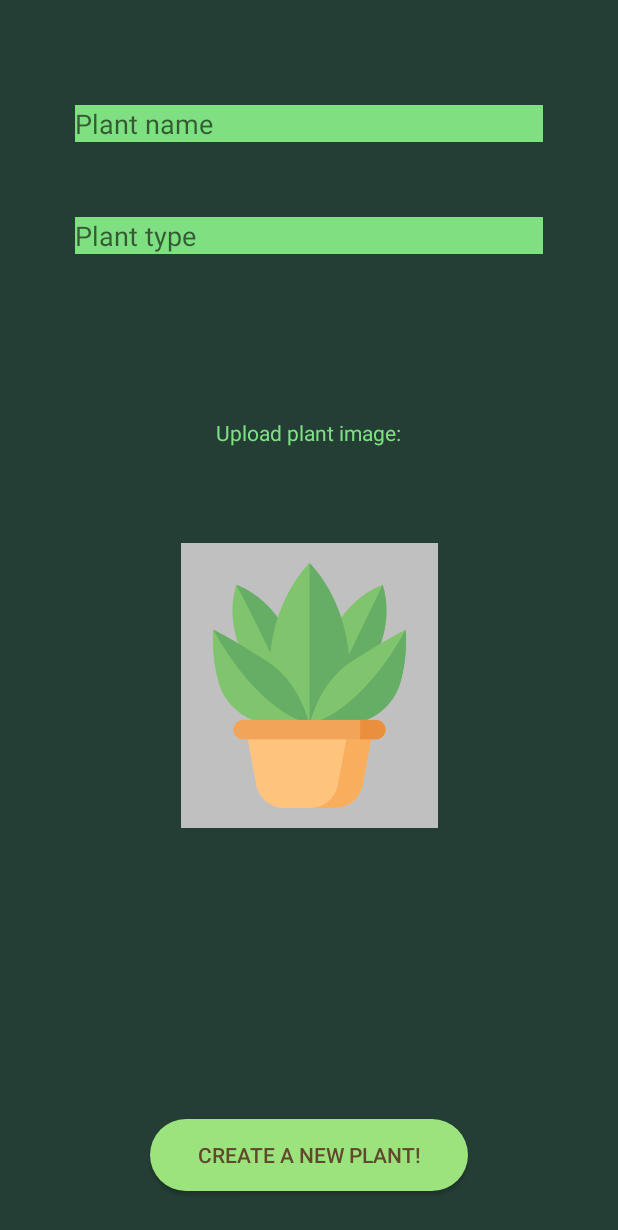
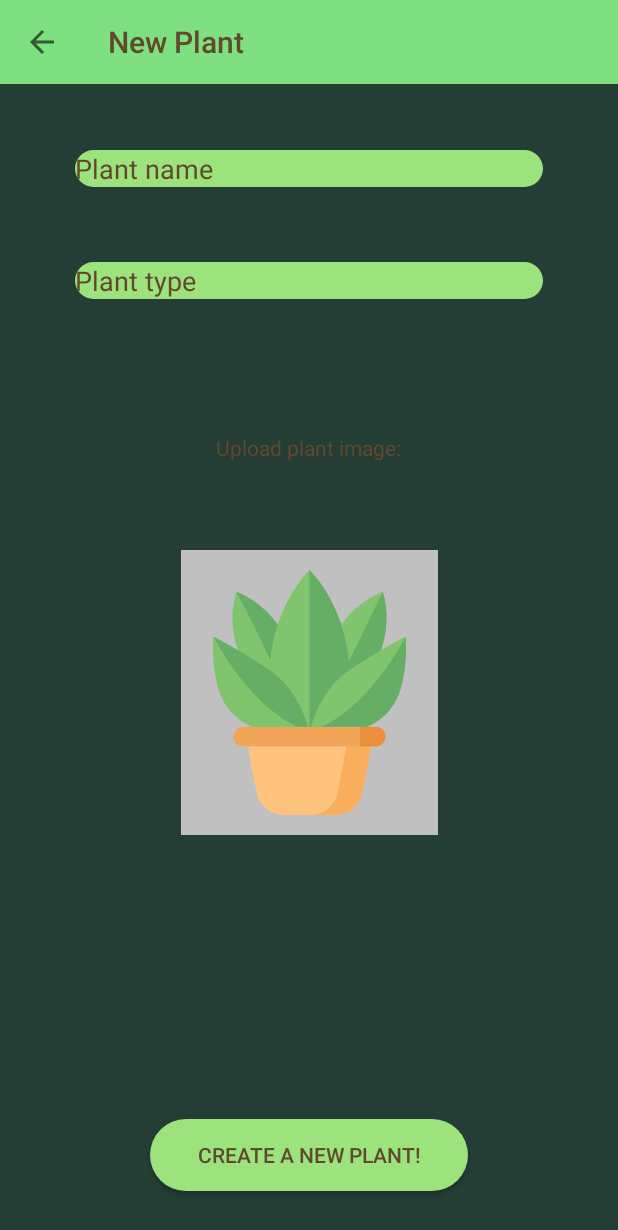
Before and after one commit to zeronid/DigitalGarden, an Android app: the MainActivity screen opened directly, with no data from a screen before it, after a tap on "NEW PLANT", on a phone screen of 412 x 824 dp. Shown: the top 1230 px of the screen. Run offline under Robolectric (Android 15) with nearby library versions, the phone set to English and light mode, and no system bars.

Commit message:
1.Added toolbars 2.changed the background of the edittext in createPlantActivity

```diff
--- a/app/src/main/java/com/example/digitalgarden/activities/CreatePlantActivity.java
+++ b/app/src/main/java/com/example/digitalgarden/activities/CreatePlantActivity.java
@@ -1,7 +1,9 @@
 package com.example.digitalgarden.activities;
 
+import androidx.annotation.NonNull;
 import androidx.annotation.Nullable;
 import androidx.appcompat.app.AppCompatActivity;
+import androidx.appcompat.widget.Toolbar;
 import androidx.core.app.ActivityCompat;
 import androidx.core.content.ContextCompat;
 import android.Manifest;
@@ -13,6 +15,7 @@ import android.graphics.drawable.BitmapDrawable;
 import android.os.Bundle;
 import android.provider.MediaStore;
 import android.util.Log;
+import android.view.MenuItem;
 import android.view.View;
 import android.widget.ArrayAdapter;
 import android.widget.AutoCompleteTextView;
@@ -39,6 +42,11 @@ public class CreatePlantActivity extends AppCompatActivity {
         AutoCompleteTextView typeView = findViewById(R.id.newPlantTypeEditText);
         ArrayAdapter<String> adapter = new ArrayAdapter<String>(this,android.R.layout.simple_list_item_1,TYPES);
         typeView.setAdapter(adapter);
+
+        Toolbar toolbar = findViewById(R.id.toolbar);
+        setSupportActionBar(toolbar);
+        getSupportActionBar().setTitle("New Plant");
+        getSupportActionBar().setDisplayHomeAsUpEnabled(true);
     }
 
     public void makePlant(View view){
@@ -99,4 +107,11 @@ public class CreatePlantActivity extends AppCompatActivity {
         }
     }
 
+    @Override
+    public boolean onOptionsItemSelected(@NonNull MenuItem item) {
+        if(item.getItemId()==android.R.id.home){
+            CreatePlantActivity.this.finish();
+        }
+        return super.onOptionsItemSelected(item);
+    }
 }
--- a/app/src/main/java/com/example/digitalgarden/activities/MainActivity.java
+++ b/app/src/main/java/com/example/digitalgarden/activities/MainActivity.java
@@ -1,6 +1,7 @@
 package com.example.digitalgarden.activities;
 
 import androidx.appcompat.app.AppCompatActivity;
+import androidx.appcompat.widget.Toolbar;
 import androidx.recyclerview.widget.GridLayoutManager;
 import androidx.recyclerview.widget.RecyclerView;
 
@@ -19,12 +20,13 @@ import java.util.ArrayList;
 import java.util.Calendar;
 
 public class MainActivity extends AppCompatActivity {
+
     //An array list for plant objects and one for the names only.
     public static ArrayList<String> plantNames = new ArrayList<>();
     public static ArrayList<Plant> plants = new ArrayList<>();
     public RecyclerView plantList;
     final int NUMOFCOLUMNS = 2;
-
+    private Toolbar toolbar;
 
 
     @Override
@@ -38,6 +40,10 @@ public class MainActivity extends AppCompatActivity {
         plantList = findViewById(R.id.recyclerView);
         updateList();
         checkDate();
+
+        toolbar = findViewById(R.id.toolBar);
+        setSupportActionBar(toolbar);
+        getSupportActionBar().setTitle("My Plants");
     }
 
     @Override
--- a/app/src/main/java/com/example/digitalgarden/activities/SplashActivity.java
+++ b/app/src/main/java/com/example/digitalgarden/activities/SplashActivity.java
@@ -30,7 +30,7 @@ public class SplashActivity extends AppCompatActivity {
             @Override
             public void run() {
                 try {
-                    Thread.sleep(30000);
+                    Thread.sleep(4000);
                 } catch (Exception e) {
                     e.printStackTrace();
                 }
--- /dev/null
+++ b/app/src/main/res/drawable/edit_text_rounded.xml
@@ -0,0 +1,11 @@
+<?xml version="1.0" encoding="utf-8"?>
+<!--  res/drawable/rounded_edittext.xml -->
+<shape xmlns:android="http://schemas.android.com/apk/res/android"
+    android:shape="rectangle" android:padding="10dp">
+    <solid android:color="@color/colorAccent"/>
+    <corners
+        android:bottomRightRadius="15dp"
+        android:bottomLeftRadius="15dp"
+        android:topLeftRadius="15dp"
+        android:topRightRadius="15dp"/>
+</shape>
--- a/app/src/main/res/layout/activity_new_plant.xml
+++ b/app/src/main/res/layout/activity_new_plant.xml
@@ -7,23 +7,31 @@
     android:background="@color/colorPrimaryDark"
     tools:context=".activities.CreatePlantActivity">
 
+    <androidx.appcompat.widget.Toolbar
+        android:id="@+id/toolbar"
+        android:layout_width="match_parent"
+        android:layout_height="?attr/actionBarSize"
+        android:background="@color/colorPrimary"
+        app:titleTextColor="@color/brownContrast">
+    </androidx.appcompat.widget.Toolbar>
+
     <EditText
         android:id="@+id/newPlantNameEditText"
-        style="@style/Widget.AppCompat.AutoCompleteTextView"
         android:layout_width="0dp"
         android:layout_height="wrap_content"
         android:layout_marginStart="50dp"
-        android:layout_marginTop="70dp"
+        android:layout_marginTop="100dp"
         android:layout_marginEnd="50dp"
-        android:background="@color/colorPrimary"
+        android:background="@drawable/edit_text_rounded"
         android:ems="10"
         android:hint="@string/plant_name"
         android:inputType="textPersonName"
         android:textColor="#212121"
+        android:textColorHint="@color/brownContrast"
         app:layout_constraintEnd_toEndOf="parent"
         app:layout_constraintHorizontal_bias="0.5"
         app:layout_constraintStart_toStartOf="parent"
-        app:layout_constraintTop_toTopOf="parent" />
+        app:layout_constraintTop_toTopOf="@id/toolbar" />
 
     <AutoCompleteTextView
         android:id="@+id/newPlantTypeEditText"
@@ -32,11 +40,12 @@
         android:layout_marginStart="50dp"
         android:layout_marginTop="50dp"
         android:layout_marginEnd="50dp"
-        android:background="@color/colorPrimary"
+        android:background="@drawable/edit_text_rounded"
         android:completionHint="Please select the type of your plant"
         android:completionThreshold="1"
         android:hint="@string/plant_type"
         android:textColor="#212121"
+        android:textColorHint="@color/brownContrast"
         app:layout_constraintEnd_toEndOf="parent"
         app:layout_constraintHorizontal_bias="0.5"
         app:layout_constraintStart_toStartOf="parent"
@@ -80,10 +89,10 @@
         android:id="@+id/uploadImageTextView"
         android:layout_width="wrap_content"
         android:layout_height="wrap_content"
-        android:layout_marginTop="85dp"
+        android:layout_marginTop="70dp"
         android:layout_marginBottom="20dp"
         android:text="@string/upload_image"
-        android:textColor="@color/colorPrimary"
+        android:textColor="@color/brownContrast"
         app:layout_constraintBottom_toTopOf="@+id/plantImageView"
         app:layout_constraintEnd_toEndOf="parent"
         app:layout_constraintHorizontal_bias="0.498"
```
Also changed, not shown: app/src/main/java/com/example/digitalgarden/activities/PlantDisplayActivity.java (+14 -0 lines), app/src/main/res/layout/activity_main.xml (+10 -0 lines), app/src/main/res/layout/activity_plant_info.xml (+9 -0 lines).
